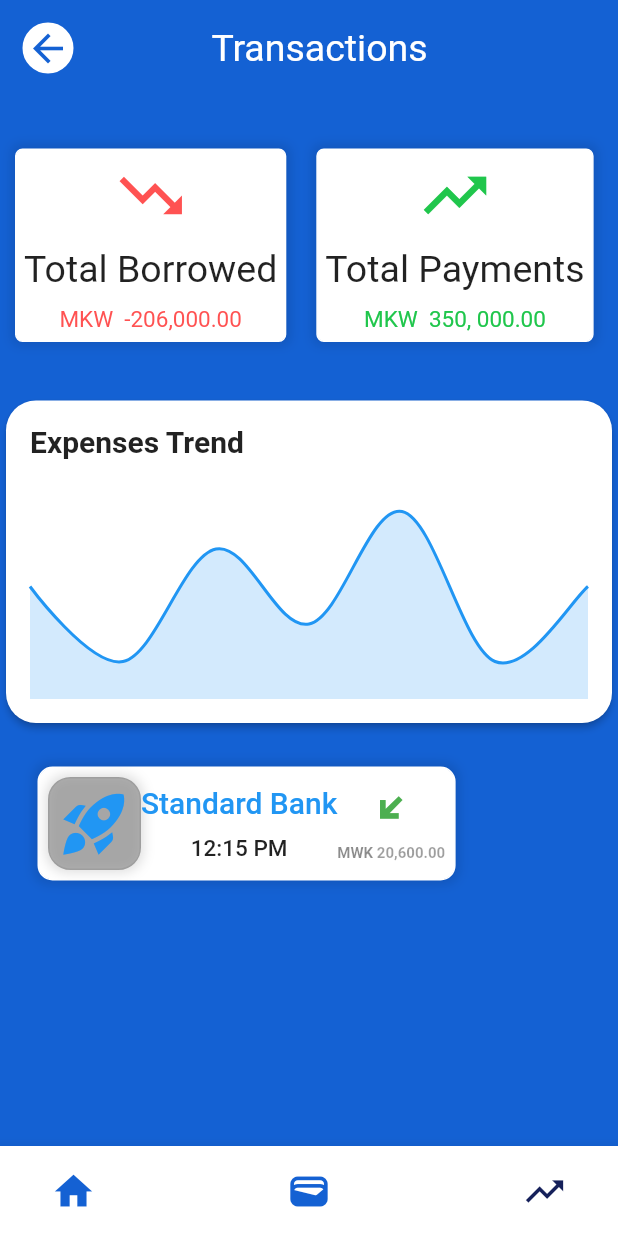
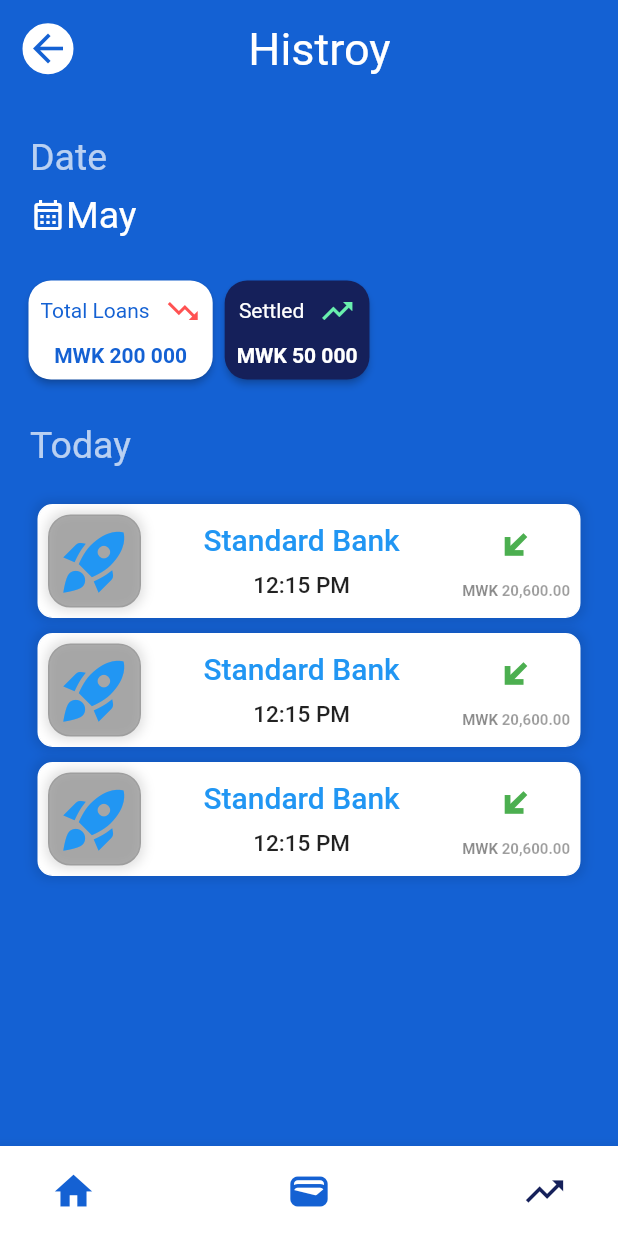
Before and after one commit to JipsonFrancis/small_moni, a Flutter app: the screen it shows after launch, on a phone screen of 412 x 824 dp. Run offline on Flutter 3.47's test engine with Material 2 defaults, Android fonts, the phone set to English and light mode, and no system bars; drawn by our look-alikes of fl_chart; our stand-ins replace smooth_page_indicator; missing offline and left inert: dart:ffi.

Commit message:
History
History page UI

```diff
--- a/lib/grapg.dart
+++ /dev/null
@@ -1,74 +0,0 @@
-import 'package:flutter/material.dart';
-import 'package:fl_chart/fl_chart.dart';
-
-void main() {
-  runApp(MyApp());
-}
-
-class MyApp extends StatelessWidget {
-  @override
-  Widget build(BuildContext context) {
-    return MaterialApp(
-      home: Scaffold(
-        appBar: AppBar(
-          title: Text('Card with Graph Example'),
-        ),
-        body: Center(
-          child: Card(
-            elevation: 4, // Add elevation for a card shadow
-            margin: EdgeInsets.all(16), // Adjust margin as needed
-            child: Padding(
-              padding: const EdgeInsets.all(16.0),
-              child: Column(
-                children: [
-                  Text(
-                    'Your Graph',
-                    style: TextStyle(fontSize: 20, fontWeight: FontWeight.bold),
-                  ),
-                  SizedBox(height: 10),
-                  Container(
-                    height: 200, // Adjust the graph's height as needed
-                    child: LineChart(
-                      LineChartData(
-                        gridData: FlGridData(show: false),
-                        titlesData: FlTitlesData(show: false),
-                        borderData: FlBorderData(
-                          show: true,
-                          border: Border.all(
-                            color: const Color(0xff37434d),
-                            width: 1,
-                          ),
-                        ),
-                        minX: 0,
-                        maxX: 7,
-                        minY: 0,
-                        maxY: 6,
-                        lineBarsData: [
-                          LineChartBarData(
-                            spots: [
-                              FlSpot(0, 3),
-                              FlSpot(1, 1),
-                              FlSpot(2, 4),
-                              FlSpot(3, 2),
-                              FlSpot(4, 5),
-                              FlSpot(5, 1),
-                              FlSpot(6, 3),
-                            ],
-                            isCurved: true,
-                            colors: [Colors.blue],
-                            dotData: FlDotData(show: false),
-                            belowBarData: BarAreaData(show: false),
-                          ),
-                        ],
-                      ),
-                    ),
-                  ),
-                ],
-              ),
-            ),
-          ),
-        ),
-      ),
-    );
-  }
-}
--- /dev/null
+++ b/lib/history.dart
@@ -0,0 +1,242 @@
+import 'package:flutter/material.dart';
+import 'package:flutter/src/widgets/framework.dart';
+import 'package:flutter/src/widgets/placeholder.dart';
+import 'package:small_money/classes/transaction_card.dart';
+
+class History extends StatefulWidget {
+  const History({super.key});
+
+  @override
+  State<History> createState() => _HistoryState();
+}
+
+class _HistoryState extends State<History> {
+  @override
+  Widget build(BuildContext context) {
+    return Scaffold(
+      backgroundColor: const Color(0xFF1461D3),
+      bottomNavigationBar: BottomAppBar(
+        padding: const EdgeInsets.symmetric(horizontal: 25),
+        height: 60,
+        child: Row(
+          mainAxisAlignment: MainAxisAlignment.spaceBetween,
+          children: [
+            IconButton(
+                onPressed: () {},
+                icon: const Icon(
+                  Icons.home,
+                  size: 30,
+                  color: Color(0xFF1461D3),
+                )),
+            IconButton(
+                onPressed: () {},
+                icon: const Icon(
+                  Icons.wallet,
+                  size: 30,
+                  color: Color(0xFF1461D3),
+                )),
+            IconButton(
+                onPressed: () {},
+                icon: const Icon(
+                  Icons.trending_up_sharp,
+                  size: 30,
+                  color: Color(0xFF15205A),
+                ))
+          ],
+        ),
+      ),
+      body: SafeArea(
+        child: Column(
+          children: [
+            Padding(
+              padding: const EdgeInsets.all(15.0),
+              child: Row(
+                mainAxisAlignment: MainAxisAlignment.spaceBetween,
+                children: [
+                  Container(
+                    child: Icon(
+                      Icons.arrow_back,
+                      size: 30,
+                      color: Color(0xFF1461D3),
+                    ),
+                    decoration: BoxDecoration(
+                        color: Colors.white,
+                        border: Border.all(width: 2, color: Colors.white),
+                        shape: BoxShape.circle),
+                  ),
+                  const Text(
+                    "Histroy",
+                    style: TextStyle(fontSize: 30, color: Colors.white),
+                  ),
+                  Container(
+                    padding: const EdgeInsets.all(10),
+                    // child: const Icon(
+                    //   Icons.notifications_outlined,
+                    //   size: 30,
+                    //   color: Color.fromRGBO(255, 255, 255, 1),
+                    // ),
+                    // decoration: BoxDecoration(
+                    //     border: Border.all(width: 2, color: Colors.white),
+                    //     shape: BoxShape.circle),
+                  )
+                ],
+              ),
+            ),
+            const SizedBox(
+              height: 25,
+            ),
+            Container(
+                alignment: Alignment.centerLeft,
+                padding: EdgeInsets.symmetric(horizontal: 20),
+                child: Text(
+                  "Date",
+                  style: TextStyle(fontSize: 25, color: Colors.white70),
+                )),
+            const SizedBox(
+              height: 10,
+            ),
+            Container(
+                alignment: Alignment.centerLeft,
+                padding: EdgeInsets.symmetric(horizontal: 20),
+                child: Row(
+                  children: [
+                    Icon(
+                      Icons.calendar_month_outlined,
+                      color: Colors.white,
+                    ),
+                    Text(
+                      "May",
+                      style: TextStyle(fontSize: 25, color: Colors.white),
+                    )
+                  ],
+                )),
+            const SizedBox(
+              height: 25,
+            ),
+            Container(
+              margin: EdgeInsets.symmetric(horizontal: 15),
+              child: Row(
+                children: [
+                  Card(
+                    elevation: 2, // Add elevation for a card shadow
+                    margin: EdgeInsets.all(4), // Adjust margin as needed
+                    shape: RoundedRectangleBorder(
+                      borderRadius:
+                          BorderRadius.circular(15), // Increase border radius
+                    ),
+                    child: Padding(
+                      padding: const EdgeInsets.all(8.0),
+                      child: Column(
+                        children: [
+                          Row(
+                            children: [
+                              Text(
+                                "Total Loans",
+                                style: TextStyle(color: Color(0xFF1461D3)),
+                              ),
+                              SizedBox(
+                                width: 10,
+                              ),
+                              Icon(
+                                Icons.trending_down,
+                                color: Colors.redAccent,
+                              )
+                            ],
+                          ),
+                          SizedBox(
+                            height: 10,
+                          ),
+                          Row(
+                            children: [
+                              Text("MWK 200 000",
+                                  style: TextStyle(
+                                      fontWeight: FontWeight.bold,
+                                      color: Color(0xFF1461D3)))
+                            ],
+                          )
+                        ],
+                      ),
+                    ),
+                  ),
+                  const SizedBox(
+                    height: 10,
+                  ),
+                  Card(
+                    color: Color(0xFF15205A),
+                    elevation: 2, // Add elevation for a card shadow
+                    margin: EdgeInsets.all(4), // Adjust margin as needed
+                    shape: RoundedRectangleBorder(
+                      borderRadius:
+                          BorderRadius.circular(15), // Increase border radius
+                    ),
+                    child: Padding(
+                      padding: const EdgeInsets.all(8.0),
+                      child: Column(
+                        children: [
+                          Row(
+                            children: [
+                              Text(
+                                "Settled",
+                                style: TextStyle(color: Color(0xFFFFFFFF)),
+                              ),
+                              SizedBox(
+                                width: 10,
+                              ),
+                              Icon(
+                                Icons.trending_up_outlined,
+                                color: Colors.greenAccent,
+                              )
+                            ],
+                          ),
+                          SizedBox(
+                            height: 10,
+                          ),
+                          Row(
+                            children: [
+                              Text("MWK 50 000",
+                                  style: TextStyle(
+                                      fontWeight: FontWeight.bold,
+                                      color: Color(0xFFFFFFFF)))
+                            ],
+                          )
+                        ],
+                      ),
+                    ),
+                  )
+                ],
+              ),
+            ),
+            const SizedBox(
+              height: 25,
+            ),
+            Container(
+                alignment: Alignment.centerLeft,
+                padding: EdgeInsets.symmetric(horizontal: 20),
+                child: Text(
+                  "Today",
+                  style: TextStyle(fontSize: 25, color: Colors.white70),
+                )),
+            const SizedBox(
+              height: 25,
+            ),
+            SingleChildScrollView(
+              child: Column(
+                children: const [
+                  TransactionCCard(),
+                  SizedBox(
+                    height: 10,
+                  ),
+                  TransactionCCard(),
+                  SizedBox(
+                    height: 10,
+                  ),
+                  TransactionCCard(),
+                ],
+              ),
+            )
+          ],
+        ),
+      ),
+    );
+  }
+}
--- a/lib/main.dart
+++ b/lib/main.dart
@@ -1,5 +1,5 @@
 import 'package:flutter/material.dart';
-import 'transactions.dart';
+import 'package:small_money/history.dart';
 
 void main(List<String> args) {
   runApp(MyApp(UniqueKey()));
@@ -12,7 +12,7 @@
   Widget build(BuildContext context) {
     return const MaterialApp(
       debugShowCheckedModeBanner: false,
-      home: Tranaction(),
+      home: History(),
     );
   }
 }
--- a/lib/payment.dart
+++ b/lib/payment.dart
@@ -67,11 +67,7 @@
                     child: Text(
                   "Pay Loan",
                   style: TextStyle(fontSize: 25, color: Colors.white),
-                )
-                    // decoration: BoxDecoration(
-                    //     border: Border.all(width: 2, color: Colors.white),
-                    //     shape: BoxShape.circle),
-                    ),
+                )),
                 Container(
                   padding: const EdgeInsets.all(10),
                   // child: const Icon(
```
